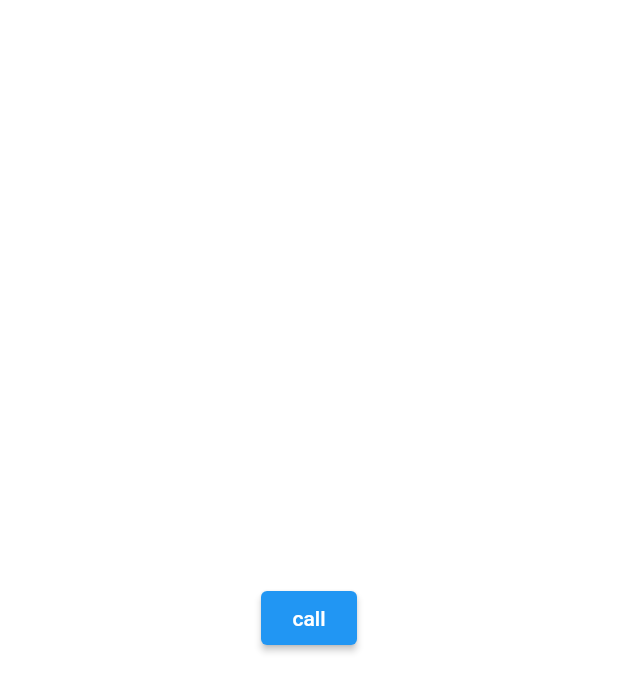
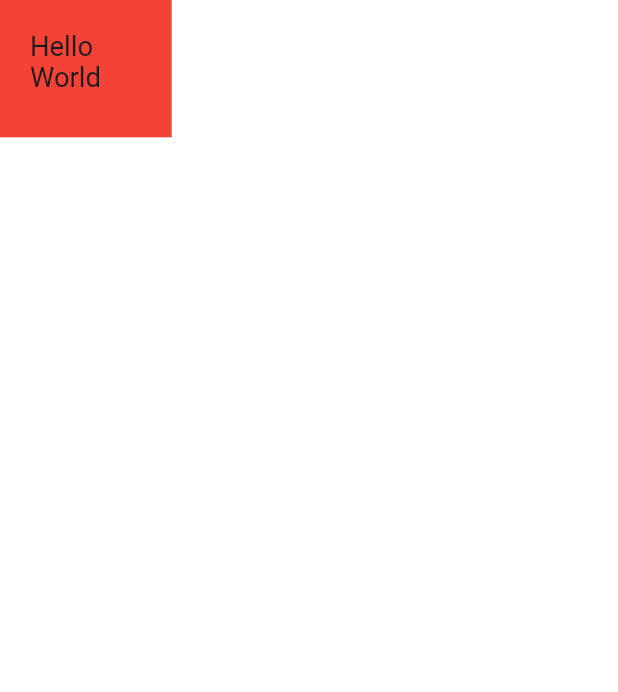
Before and after one commit to shibilstark/Movio, a Flutter app: the screen it shows after launch, on a phone screen of 412 x 824 dp. Shown: the top 692 px of the screen. Run offline on Flutter 3.47's test engine with Material 2 defaults, Android fonts, the phone set to English and light mode, and no system bars; our stand-ins replace cached_network_image, connectivity_plus, dartz, dio, equatable, flutter_bloc and 6 more; generated files the repository leaves out were written again.

Commit message:
Feature/config (#8)
* Imlemented config settings and files, and change pattern and some static functionalities addeed

* Addes Screen Util for responsiveness

```diff
--- /dev/null
+++ b/lib/config/dimensions.dart
@@ -0,0 +1,13 @@
+import 'package:flutter_screenutil/flutter_screenutil.dart';
+
+class AppFontSize {
+  static final titleLarge = 20.sp;
+  static final titleMedium = 18.sp;
+  static final titleSmall = 16.sp;
+  static final bodyLarge = 14.sp;
+  static final bodyMedium = 12.sp;
+  static final bodySmall = 10.sp;
+  static final displayLarge = 10.sp;
+  static final displayMedium = 8.sp;
+  static final displaySmall = 6.sp;
+}
--- a/lib/config/themes.dart
+++ b/lib/config/themes.dart
@@ -1,10 +1,123 @@
 import 'package:flutter/material.dart';
 import 'package:movio/config/colors.dart';
+import 'package:movio/config/dimensions.dart';
 
 class AppThemes {
   // Light Theme
-  static final light = ThemeData(scaffoldBackgroundColor: AppColors.white);
+  static final light = ThemeData(
+    scaffoldBackgroundColor: AppColors.white,
+    appBarTheme: AppBarTheme(
+      backgroundColor: AppColors.white,
+    ),
+    colorScheme: ColorScheme(
+      brightness: Brightness.light,
+      primary: AppColors.orange,
+      onPrimary: AppColors.lightWhite,
+      secondary: AppColors.black,
+      onSecondary: AppColors.lightBlack,
+      error: Colors.redAccent,
+      onError: AppColors.lightWhite,
+      background: AppColors.lightWhite,
+      onBackground: AppColors.lightBlack,
+      surface: AppColors.black,
+      onSurface: AppColors.white,
+    ),
+    textTheme: TextTheme(
+      titleLarge: TextStyle(
+        fontSize: AppFontSize.titleLarge,
+        color: AppColors.black,
+      ),
+      titleMedium: TextStyle(
+        fontSize: AppFontSize.titleMedium,
+        color: AppColors.black,
+      ),
+      titleSmall: TextStyle(
+        fontSize: AppFontSize.titleSmall,
+        color: AppColors.black,
+      ),
+      bodyLarge: TextStyle(
+        fontSize: AppFontSize.bodyLarge,
+        color: AppColors.black,
+      ),
+      bodyMedium: TextStyle(
+        fontSize: AppFontSize.bodyMedium,
+        color: AppColors.black,
+      ),
+      bodySmall: TextStyle(
+        fontSize: AppFontSize.bodySmall,
+        color: AppColors.black,
+      ),
+      displayLarge: TextStyle(
+        fontSize: AppFontSize.displayLarge,
+        color: AppColors.lightBlack,
+      ),
+      displayMedium: TextStyle(
+        fontSize: AppFontSize.displayMedium,
+        color: AppColors.lightBlack,
+      ),
+      displaySmall: TextStyle(
+        fontSize: AppFontSize.bodySmall,
+        color: AppColors.lightBlack,
+      ),
+    ),
+  );
 
   // Dark Theme
-  static final dark = ThemeData(scaffoldBackgroundColor: AppColors.black);
+  static final dark = ThemeData(
+    scaffoldBackgroundColor: AppColors.black,
+    appBarTheme: AppBarTheme(
+      backgroundColor: AppColors.black,
+    ),
+    colorScheme: ColorScheme(
+      brightness: Brightness.light,
+      primary: AppColors.orange,
+      onPrimary: AppColors.lightBlack,
+      secondary: AppColors.white,
+      onSecondary: AppColors.lightWhite,
+      error: Colors.redAccent,
+      onError: AppColors.lightBlack,
+      background: AppColors.lightBlack,
+      onBackground: AppColors.lightWhite,
+      surface: AppColors.lightWhite,
+      onSurface: AppColors.lightBlack,
+    ),
+    textTheme: TextTheme(
+      titleLarge: TextStyle(
+        fontSize: AppFontSize.titleLarge,
+        color: AppColors.white,
+      ),
+      titleMedium: TextStyle(
+        fontSize: AppFontSize.titleMedium,
+        color: AppColors.white,
+      ),
+      titleSmall: TextStyle(
+        fontSize: AppFontSize.titleSmall,
+        color: AppColors.white,
+      ),
+      bodyLarge: TextStyle(
+        fontSize: AppFontSize.bodyLarge,
+        color: AppColors.white,
+      ),
+      bodyMedium: TextStyle(
+        fontSize: AppFontSize.bodyMedium,
+        color: AppColors.white,
+      ),
+      bodySmall: TextStyle(
+        fontSize: AppFontSize.bodySmall,
+        color: AppColors.white,
+      ),
+      displayLarge: TextStyle(
+        fontSize: AppFontSize.displayLarge,
+        color: AppColors.lightWhite,
+      ),
+      displayMedium: TextStyle(
+        fontSize: AppFontSize.displayMedium,
+        color: AppColors.lightWhite,
+      ),
+      displaySmall: TextStyle(
+        fontSize: AppFontSize.bodySmall,
+        color: AppColors.lightWhite,
+      ),
+    ),
+  );
 }
--- a/lib/main.dart
+++ b/lib/main.dart
@@ -1,6 +1,8 @@
 import 'package:flutter/material.dart';
 import 'package:flutter_bloc/flutter_bloc.dart';
+import 'package:flutter_screenutil/flutter_screenutil.dart';
 import 'package:movio/config/build_config.dart';
+import 'package:movio/config/strings.dart';
 import 'package:movio/config/themes.dart';
 import 'package:movio/data/api/api.dart';
 import 'package:movio/injector/injection.dart';
@@ -19,8 +21,8 @@ Future<void> initializeDependancies() async {
     config: Configuration(
       networkTimeOut: const Duration(seconds: 3),
       serverTimeOut: const Duration(seconds: 20),
-      baseUrl: Api().baseUrl,
-      appName: "Movio",
+      baseUrl: Api.baseUrl,
+      appName: AppString.appName,
     ),
   );
 
@@ -35,9 +37,16 @@ class MyApp extends StatelessWidget {
       create: (context) => ThemeBloc(),
       child: BlocBuilder<ThemeBloc, ThemeState>(
         builder: (context, state) {
-          return MaterialApp(
-            theme: state.isDarkMode ? AppThemes.dark : AppThemes.light,
-            home: const HomeScreen(),
+          return ScreenUtilInit(
+            designSize: const Size(360, 900),
+            splitScreenMode: true,
+            minTextAdapt: true,
+            builder: (context, child) {
+              return MaterialApp(
+                theme: state.isDarkMode ? AppThemes.dark : AppThemes.light,
+                home: const HomeScreen(),
+              );
+            },
           );
         },
       ),
@@ -51,21 +60,15 @@ class HomeScreen extends StatelessWidget {
   @override
   Widget build(BuildContext context) {
     return Scaffold(
-      body: Center(
-        child: ElevatedButton(
-            onPressed: () async {
-              // final restult = await MovieRepositoryImpl()
-              //     .search(query: "Marvel", pageNumber: 1);
-
-              // restult.fold((l) {
-              //   l.movies.forEach((element) {
-              //     log(element.title);
-              //   });
-              // }, (r) {
-              //   log(r.message);
-              // });
-            },
-            child: const Text("call")),
+      body: Container(
+        width: 100.w,
+        color: Colors.red,
+        padding: EdgeInsets.all(20),
+        height: 100.h,
+        child: Text(
+          "Hello World",
+          style: TextStyle(fontSize: 20.sp),
+        ),
       ),
     );
   }
--- a/lib/presentation/bloc/home/home_bloc.dart
+++ b/lib/presentation/bloc/home/home_bloc.dart
@@ -1,6 +1,7 @@
 import 'package:flutter_bloc/flutter_bloc.dart';
 import 'package:dartz/dartz.dart';
 import 'package:equatable/equatable.dart';
+import 'package:movio/config/strings.dart';
 import 'package:movio/domain/failure.dart';
 import 'package:movio/domain/movies/enums/movie_enums.dart';
 import 'package:movio/domain/movies/models/movie_collection.dart';
@@ -33,7 +34,7 @@ class HomeBloc extends Bloc<HomeEvent, HomeState> {
       }
     } else {
       emit(HomeError(AppFailure(
-          message: "No Network Found", type: AppFailureType.internet)));
+          message: AppString.noInternet, type: AppFailureType.internet)));
     }
   }
 
--- a/lib/presentation/bloc/search_idle/search_idle_bloc.dart
+++ b/lib/presentation/bloc/search_idle/search_idle_bloc.dart
@@ -1,5 +1,6 @@
 import 'package:flutter_bloc/flutter_bloc.dart';
 import 'package:equatable/equatable.dart';
+import 'package:movio/config/strings.dart';
 import 'package:movio/domain/failure.dart';
 import 'package:movio/domain/movies/enums/movie_enums.dart';
 import 'package:movio/domain/movies/models/movie_collection.dart';
@@ -31,7 +32,8 @@ class SearchIdleBloc extends Bloc<SearchIdleEvent, SearchIdleState> {
       });
     } else {
       emit(SearchIdleError(
-        AppFailure(message: "No Internet Found", type: AppFailureType.internet),
+        AppFailure(
+            message: AppString.noInternet, type: AppFailureType.internet),
       ));
     }
   }
@@ -60,7 +62,7 @@ class SearchIdleBloc extends Bloc<SearchIdleEvent, SearchIdleState> {
       } else {
         emit(SearchIdleError(
           AppFailure(
-              message: "No Internet Found", type: AppFailureType.internet),
+              message: AppString.noInternet, type: AppFailureType.internet),
         ));
       }
     } else {
--- a/pubspec.yaml
+++ b/pubspec.yaml
@@ -37,6 +37,8 @@ dependencies:
   timeago: ^3.3.0
   cached_network_image: ^3.2.1
   flutter_switch: ^0.3.2
+  carousel_slider: ^4.2.1
+  flutter_screenutil: ^5.7.0
 
 dev_dependencies:
   flutter_test:
```
Also changed, not shown: lib/config/assets.dart (added, +13 -0 lines), lib/config/strings.dart (+28 -0 lines), lib/data/api/api.dart (+4 -4 lines), lib/data/movies/movies_api/movies_api.dart (+37 -43 lines), lib/packages/network/app_network.dart (+25 -8 lines), lib/presentation/bloc/movie_search/movie_search_bloc.dart (+5 -2 lines), pubspec.lock, 8 other files.
